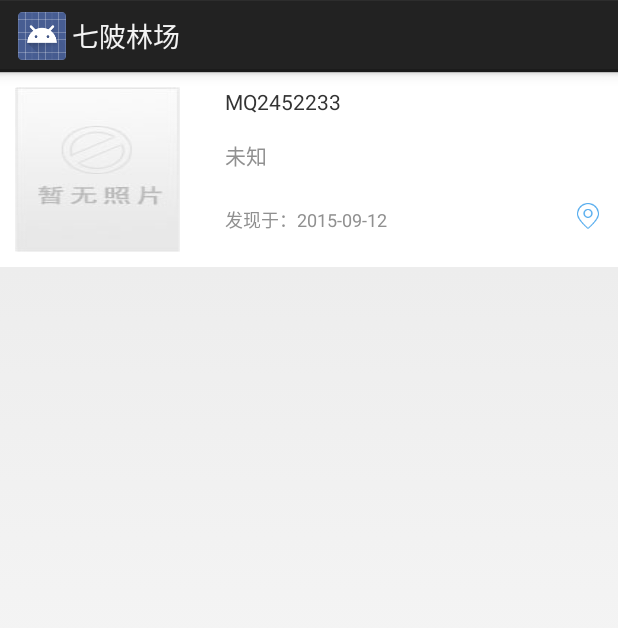
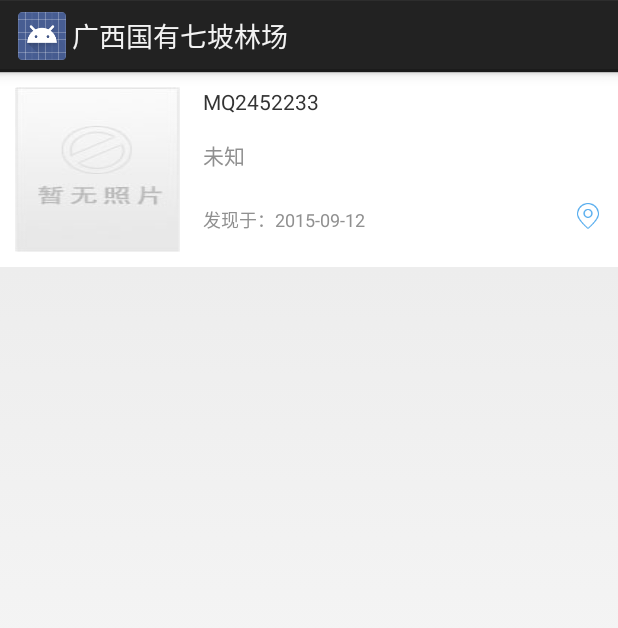
Before and after one commit to githubwithme/QiPoForest, an Android app: the layout offline_adapter_dailyproduct.xml on its own in the app's theme, with its tools: preview values and no code run, on a phone screen of 412 x 824 dp. Shown: the top 628 px of the screen. Run offline under Robolectric (Android 15) with nearby library versions, the phone set to English and light mode, and no system bars.

Commit message:
1优化界面

```diff
--- a/app/src/main/java/com/bhq/app/AppConfig.java
+++ b/app/src/main/java/com/bhq/app/AppConfig.java
@@ -24,7 +24,8 @@ public class AppConfig
     //服务地址
 //	public final static String url = "http://192.168.1.4:8078/";
 //	public final static String url_web = "http://192.168.1.4:8078/";
-	public final static String url = "http://183.234.8.166:8085/";
+//	public final static String url = "http://183.234.8.166:8085/";
+	public final static String url = "http://192.168.23.1:8078/";
 	public final static String url_web = "http://183.234.8.166/";
 //	public final static String url = "http://192.168.1.103:8066/";
 //	public final static String url_web = "http://192.168.1.103:8066/";
--- a/app/src/main/res/layout/offline_activity_main.xml
+++ b/app/src/main/res/layout/offline_activity_main.xml
@@ -22,7 +22,7 @@
                 android:layout_width="wrap_content"
                 android:layout_height="match_parent"
                 android:gravity="center"
-                android:text="七陂林场"
+                android:text="广西国有七陂林场"
                 android:textColor="@color/white"
                 android:textSize="@dimen/titlebar_textsize"/>
         </LinearLayout>
--- a/app/src/main/res/layout/offline_adapter_dailyproduct.xml
+++ b/app/src/main/res/layout/offline_adapter_dailyproduct.xml
@@ -33,7 +33,7 @@
             android:layout_width="match_parent"
             android:layout_height="match_parent"
             android:layout_gravity="center_vertical"
-            android:layout_marginLeft="20dip"
+            android:layout_marginLeft="5dip"
             android:orientation="vertical" >
 
             <LinearLayout
--- a/app/src/main/res/layout/offline_dailyproductactivity.xml
+++ b/app/src/main/res/layout/offline_dailyproductactivity.xml
@@ -2,11 +2,11 @@
 <LinearLayout xmlns:android="http://schemas.android.com/apk/res/android"
     android:layout_width="match_parent"
     android:layout_height="match_parent"
-    android:background="@color/white"
+    android:background="@color/defaultbackground"
     android:orientation="vertical" >
 
     <RelativeLayout android:layout_width="match_parent"
-                    android:layout_height="60dip"
+                    android:layout_height="50dip"
                     android:background="@color/white" >
 
         <ImageButton
@@ -78,7 +78,6 @@
     <ListView
         android:id="@+id/lv"
         android:layout_width="match_parent"
-        android:background="@color/white"
         android:layout_height="match_parent"/>
 
 </LinearLayout>
--- a/app/src/main/res/layout/offline_xblist.xml
+++ b/app/src/main/res/layout/offline_xblist.xml
@@ -24,7 +24,7 @@
             android:layout_marginLeft="5dip"
             android:layout_toRightOf="@+id/btn_back"
             android:gravity="center"
-            android:text="七陂林场"
+            android:text="广西国有七陂林场"
             android:textColor="@color/white"
             android:textSize="@dimen/titlebar_textsize"/>
 
--- a/app/src/main/res/values/strings.xml
+++ b/app/src/main/res/values/strings.xml
@@ -1,7 +1,7 @@
 <?xml version="1.0" encoding="utf-8"?>
 <resources>
 
-    <string name="app_name">七陂林场</string>
+    <string name="app_name">广西国有七坡林场</string>
     <string name="hello_world">Hello world!</string>
     <string name="action_settings">Settings</string>
     <string name="app_error">应用程序错误</string>
```
